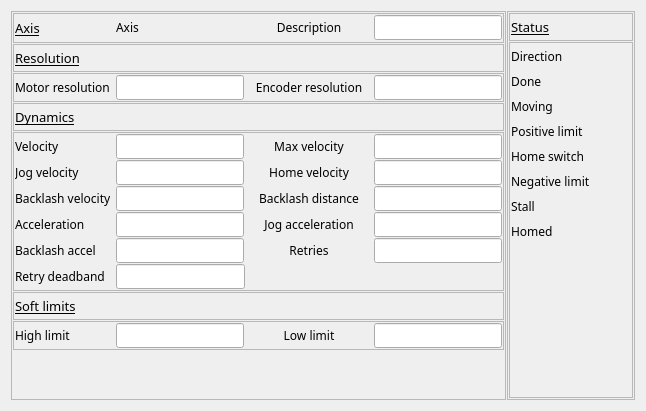
First picture: the form in 3-6/GalilSup/op/ui/galil_csmotor_settings.ui, repository motorapp/Galil, before the edit.
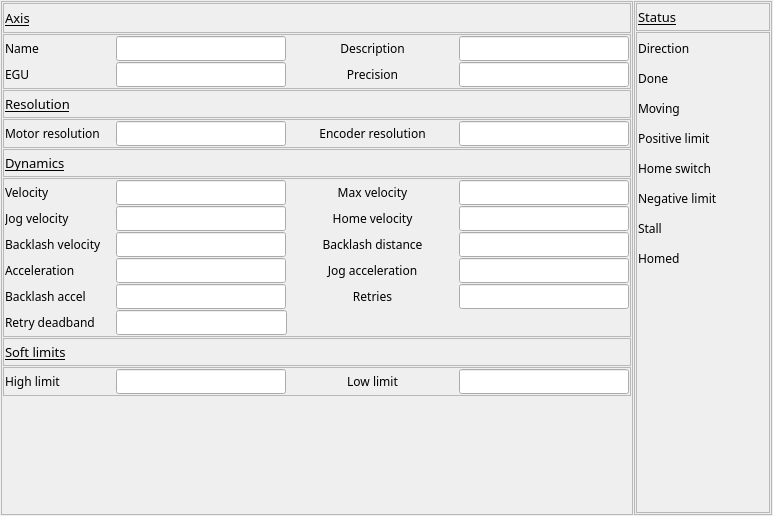
Second picture: the form after the edit. Custom widgets are drawn as their Qt base class.

Commit message: Alter output compare start and increment/delta now specified in user coordinates Alter homing check so that custom home code can enable/disable limits Fix output compare increment calculation Add driver version number Alter set_biss so that it's windows compatible Add iocShell function GalilReplaceHomeCode - Replace generated axis home with custom home code

The edit to the form file:
```diff
--- a/3-6/GalilSup/op/ui/galil_csmotor_settings.ui
+++ b/3-6/GalilSup/op/ui/galil_csmotor_settings.ui
@@ -6,14 +6,20 @@
    <rect>
     <x>0</x>
     <y>0</y>
-    <width>646</width>
-    <height>411</height>
+    <width>773</width>
+    <height>516</height>
    </rect>
   </property>
   <property name="windowTitle">
    <string>EFrame</string>
   </property>
   <layout class="QVBoxLayout" name="verticalLayout_17">
+   <property name="spacing">
+    <number>1</number>
+   </property>
+   <property name="margin">
+    <number>1</number>
+   </property>
    <item>
     <layout class="QHBoxLayout" name="horizontalLayout_7">
      <property name="spacing">
@@ -62,7 +68,7 @@
             <number>1</number>
            </property>
            <item>
-            <layout class="QHBoxLayout" name="horizontalLayout_20" stretch="1,1,1,1">
+            <layout class="QHBoxLayout" name="horizontalLayout_20" stretch="1,0">
              <property name="spacing">
               <number>1</number>
              </property>
@@ -76,7 +82,7 @@
                </property>
                <property name="minimumSize">
                 <size>
-                 <width>100</width>
+                 <width>110</width>
                  <height>0</height>
                 </size>
                </property>
@@ -93,7 +99,73 @@
               </widget>
              </item>
              <item>
-              <widget class="QELabel" name="qelabel_4">
+              <spacer name="horizontalSpacer">
+               <property name="orientation">
+                <enum>Qt::Horizontal</enum>
+               </property>
+               <property name="sizeHint" stdset="0">
+                <size>
+                 <width>40</width>
+                 <height>20</height>
+                </size>
+               </property>
+              </spacer>
+             </item>
+            </layout>
+           </item>
+          </layout>
+         </widget>
+        </item>
+        <item>
+         <widget class="QFrame" name="frame_7">
+          <property name="frameShape">
+           <enum>QFrame::StyledPanel</enum>
+          </property>
+          <property name="frameShadow">
+           <enum>QFrame::Raised</enum>
+          </property>
+          <layout class="QVBoxLayout" name="verticalLayout_7">
+           <property name="spacing">
+            <number>1</number>
+           </property>
+           <property name="margin">
+            <number>1</number>
+           </property>
+           <item>
+            <layout class="QHBoxLayout" name="horizontalLayout_10">
+             <property name="spacing">
+              <number>1</number>
+             </property>
+             <item>
+              <widget class="QLabel" name="label_16">
+               <property name="sizePolicy">
+                <sizepolicy hsizetype="Fixed" vsizetype="Preferred">
+                 <horstretch>0</horstretch>
+                 <verstretch>0</verstretch>
+                </sizepolicy>
+               </property>
+               <property name="minimumSize">
+                <size>
+                 <width>110</width>
+                 <height>1</height>
+                </size>
+               </property>
+               <property name="font">
+                <font>
+                 <family>Abyssinica SIL</family>
+                 <pointsize>9</pointsize>
+                </font>
+               </property>
+               <property name="text">
+                <string>Name</string>
+               </property>
+               <property name="alignment">
+                <set>Qt::AlignLeading|Qt::AlignLeft|Qt::AlignVCenter</set>
+               </property>
+              </widget>
+             </item>
+             <item>
+              <widget class="QELineEdit" name="qelineedit_17">
                <property name="sizePolicy">
                 <sizepolicy hsizetype="Minimum" vsizetype="Fixed">
                  <horstretch>0</horstretch>
@@ -102,7 +174,7 @@
                </property>
                <property name="minimumSize">
                 <size>
-                 <width>0</width>
+                 <width>80</width>
                  <height>0</height>
                 </size>
                </property>
@@ -115,13 +187,13 @@
                <property name="variable" stdset="0">
                 <string>$(DMC)$(M).NAME</string>
                </property>
-               <property name="text">
-                <string>Axis</string>
+               <property name="addUnits">
+                <bool>true</bool>
                </property>
               </widget>
              </item>
              <item>
-              <widget class="QLabel" name="label_15">
+              <widget class="QLabel" name="label_19">
                <property name="sizePolicy">
                 <sizepolicy hsizetype="Preferred" vsizetype="Preferred">
                  <horstretch>0</horstretch>
@@ -130,7 +202,7 @@
                </property>
                <property name="minimumSize">
                 <size>
-                 <width>100</width>
+                 <width>0</width>
                  <height>0</height>
                 </size>
                </property>
@@ -149,7 +221,7 @@
               </widget>
              </item>
              <item>
-              <widget class="QELineEdit" name="qelineedit_13">
+              <widget class="QELineEdit" name="qelineedit_18">
                <property name="sizePolicy">
                 <sizepolicy hsizetype="Minimum" vsizetype="Fixed">
                  <horstretch>0</horstretch>
@@ -175,6 +247,122 @@
              </item>
             </layout>
            </item>
+           <item>
+            <layout class="QHBoxLayout" name="horizontalLayout_11">
+             <property name="spacing">
+              <number>1</number>
+             </property>
+             <item>
+              <widget class="QLabel" name="label_20">
+               <property name="sizePolicy">
+                <sizepolicy hsizetype="Fixed" vsizetype="Preferred">
+                 <horstretch>0</horstretch>
+                 <verstretch>0</verstretch>
+                </sizepolicy>
+               </property>
+               <property name="minimumSize">
+                <size>
+                 <width>110</width>
+                 <height>1</height>
+                </size>
+               </property>
+               <property name="font">
+                <font>
+                 <family>Abyssinica SIL</family>
+                 <pointsize>9</pointsize>
+                </font>
+               </property>
+               <property name="text">
+                <string>EGU</string>
+               </property>
+               <property name="alignment">
+                <set>Qt::AlignLeading|Qt::AlignLeft|Qt::AlignVCenter</set>
+               </property>
+              </widget>
+             </item>
+             <item>
+              <widget class="QELineEdit" name="qelineedit_19">
+               <property name="sizePolicy">
+                <sizepolicy hsizetype="Minimum" vsizetype="Fixed">
+                 <horstretch>0</horstretch>
+                 <verstretch>0</verstretch>
+                </sizepolicy>
+               </property>
+               <property name="minimumSize">
+                <size>
+                 <width>80</width>
+                 <height>0</height>
+                </size>
+               </property>
+               <property name="font">
+                <font>
+                 <family>Abyssinica SIL</family>
+                 <pointsize>9</pointsize>
+                </font>
+               </property>
+               <property name="variable" stdset="0">
+                <string>$(DMC)$(M).EGU</string>
+               </property>
+               <property name="addUnits">
+                <bool>true</bool>
+               </property>
+              </widget>
+             </item>
+             <item>
+              <widget class="QLabel" name="label_21">
+               <property name="sizePolicy">
+                <sizepolicy hsizetype="Preferred" vsizetype="Preferred">
+                 <horstretch>0</horstretch>
+                 <verstretch>0</verstretch>
+                </sizepolicy>
+               </property>
+               <property name="minimumSize">
+                <size>
+                 <width>0</width>
+                 <height>0</height>
+                </size>
+               </property>
+               <property name="font">
+                <font>
+                 <family>Abyssinica SIL</family>
+                 <pointsize>9</pointsize>
+                </font>
+               </property>
+               <property name="text">
+                <string>Precision</string>
+               </property>
+               <property name="alignment">
+                <set>Qt::AlignCenter</set>
+               </property>
+              </widget>
+             </item>
+             <item>
+              <widget class="QELineEdit" name="qelineedit_21">
+               <property name="sizePolicy">
+                <sizepolicy hsizetype="Minimum" vsizetype="Fixed">
+                 <horstretch>0</horstretch>
+                 <verstretch>0</verstretch>
+                </sizepolicy>
+               </property>
+               <property name="minimumSize">
+                <size>
+                 <width>0</width>
+                 <height>0</height>
+                </size>
+               </property>
+               <property name="font">
+                <font>
+                 <family>Abyssinica SIL</family>
+                 <pointsize>9</pointsize>
+                </font>
+               </property>
+               <property name="variable" stdset="0">
+                <string>$(DMC)$(M).PREC</string>
+               </property>
+              </widget>
+             </item>
+            </layout>
+           </item>
           </layout>
          </widget>
         </item>
@@ -224,7 +412,7 @@
                    </property>
                    <property name="minimumSize">
                     <size>
-                     <width>100</width>
+                     <width>110</width>
                      <height>0</height>
                     </size>
                    </property>
@@ -291,7 +479,7 @@
                    </property>
                    <property name="minimumSize">
                     <size>
-                     <width>100</width>
+                     <width>110</width>
                      <height>0</height>
                     </size>
                    </property>
@@ -316,8 +504,8 @@
                    </property>
                    <property name="minimumSize">
                     <size>
-                     <width>80</width>
-                     <height>0</height>
+                     <width>0</width>
+                     <height>1</height>
                     </size>
                    </property>
                    <property name="font">
@@ -342,6 +530,12 @@
                      <verstretch>0</verstretch>
                     </sizepolicy>
                    </property>
+                   <property name="minimumSize">
+                    <size>
+                     <width>0</width>
+                     <height>0</height>
+                    </size>
+                   </property>
                    <property name="font">
                     <font>
                      <family>Abyssinica SIL</family>
@@ -432,7 +626,7 @@
                    </property>
                    <property name="minimumSize">
                     <size>
-                     <width>100</width>
+                     <width>110</width>
                      <height>0</height>
                     </size>
                    </property>
@@ -502,7 +696,7 @@
                    </property>
                    <property name="minimumSize">
                     <size>
-                     <width>100</width>
+                     <width>110</width>
                      <height>0</height>
                     </size>
                    </property>
@@ -553,6 +747,12 @@
                      <verstretch>0</verstretch>
                     </sizepolicy>
                    </property>
+                   <property name="minimumSize">
+                    <size>
+                     <width>0</width>
+                     <height>0</height>
+                    </size>
+                   </property>
                    <property name="font">
                     <font>
                      <family>Abyssinica SIL</family>
@@ -612,7 +812,7 @@
                    </property>
                    <property name="minimumSize">
                     <size>
-                     <width>100</width>
+                     <width>110</width>
                      <height>0</height>
                     </size>
                    </property>
@@ -722,7 +922,7 @@
                    </property>
                    <property name="minimumSize">
                     <size>
-                     <width>100</width>
+                     <width>110</width>
                      <height>0</height>
                     </size>
                    </property>
@@ -832,7 +1032,7 @@
                    </property>
                    <property name="minimumSize">
                     <size>
-                     <width>100</width>
+                     <width>110</width>
                      <height>0</height>
                     </size>
                    </property>
@@ -942,7 +1142,7 @@
                    </property>
                    <property name="minimumSize">
                     <size>
-                     <width>100</width>
+                     <width>110</width>
                      <height>1</height>
                     </size>
                    </property>
@@ -1058,7 +1258,7 @@
                    </property>
                    <property name="minimumSize">
                     <size>
-                     <width>100</width>
+                     <width>110</width>
                      <height>1</height>
                     </size>
                    </property>
@@ -1175,7 +1375,7 @@
                    </property>
                    <property name="minimumSize">
                     <size>
-                     <width>100</width>
+                     <width>110</width>
                      <height>0</height>
                     </size>
                    </property>
@@ -1239,7 +1439,7 @@
                    </property>
                    <property name="minimumSize">
                     <size>
-                     <width>100</width>
+                     <width>110</width>
                      <height>0</height>
                     </size>
                    </property>
@@ -1421,7 +1621,7 @@
                </property>
                <property name="minimumSize">
                 <size>
-                 <width>80</width>
+                 <width>90</width>
                  <height>24</height>
                 </size>
                </property>
@@ -1474,7 +1674,7 @@
             <number>1</number>
            </property>
            <item>
-            <layout class="QVBoxLayout" name="verticalLayout_19" stretch="3,3,3,3,3,3,3,3">
+            <layout class="QVBoxLayout" name="verticalLayout_19" stretch="2,2,2,2,2,2,2,2">
              <property name="spacing">
               <number>1</number>
              </property>
@@ -1493,7 +1693,7 @@
                  </property>
                  <property name="minimumSize">
                   <size>
-                   <width>80</width>
+                   <width>90</width>
                    <height>24</height>
                   </size>
                  </property>
@@ -1535,7 +1735,7 @@
                  </property>
                  <property name="minimumSize">
                   <size>
-                   <width>80</width>
+                   <width>90</width>
                    <height>24</height>
                   </size>
                  </property>
@@ -1580,7 +1780,7 @@
                  </property>
                  <property name="minimumSize">
                   <size>
-                   <width>80</width>
+                   <width>90</width>
                    <height>24</height>
                   </size>
                  </property>
@@ -1625,7 +1825,7 @@
                  </property>
                  <property name="minimumSize">
                   <size>
-                   <width>80</width>
+                   <width>90</width>
                    <height>24</height>
                   </size>
                  </property>
@@ -1670,7 +1870,7 @@
                  </property>
                  <property name="minimumSize">
                   <size>
-                   <width>80</width>
+                   <width>90</width>
                    <height>24</height>
                   </size>
                  </property>
@@ -1715,7 +1915,7 @@
                  </property>
                  <property name="minimumSize">
                   <size>
-                   <width>80</width>
+                   <width>90</width>
                    <height>24</height>
                   </size>
                  </property>
@@ -1760,7 +1960,7 @@
                  </property>
                  <property name="minimumSize">
                   <size>
-                   <width>80</width>
+                   <width>90</width>
                    <height>24</height>
                   </size>
                  </property>
@@ -1805,7 +2005,7 @@
                  </property>
                  <property name="minimumSize">
                   <size>
-                   <width>80</width>
+                   <width>90</width>
                    <height>24</height>
                   </size>
                  </property>
@@ -1845,7 +2045,7 @@
              <property name="sizeHint" stdset="0">
               <size>
                <width>20</width>
-               <height>40</height>
+               <height>45</height>
               </size>
              </property>
             </spacer>
@@ -1866,11 +2066,6 @@
    <extends>QBitStatus</extends>
    <header>QEBitStatus.h</header>
   </customwidget>
-  <customwidget>
-   <class>QELabel</class>
-   <extends>QLabel</extends>
-   <header>QELabel.h</header>
-  </customwidget>
   <customwidget>
    <class>QELineEdit</class>
    <extends>QLineEdit</extends>
```
Left out of the diff: 7 changed lines with no effect on the pictures. The commit also changes 17 other files.
